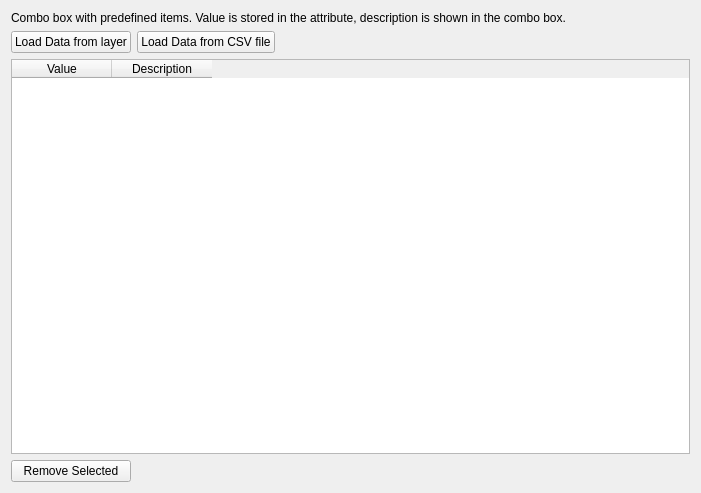
Above: src/ui/editorwidgets/qgsvaluemapconfigdlgbase.ui from nextgis/nextgisqgis before the change. Below: the same form after it.
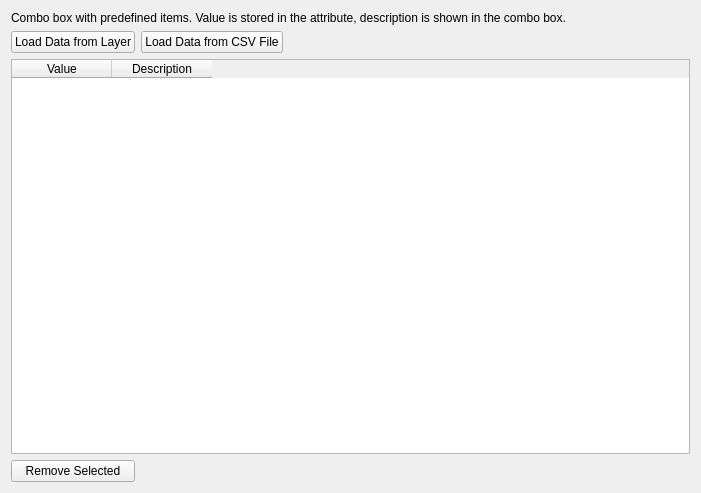
That is the form after the change.

The edit to the form file:
```diff
--- a/src/ui/editorwidgets/qgsvaluemapconfigdlgbase.ui
+++ b/src/ui/editorwidgets/qgsvaluemapconfigdlgbase.ui
@@ -27,14 +27,14 @@
    <item row="1" column="0">
     <widget class="QPushButton" name="loadFromLayerButton">
      <property name="text">
-      <string>Load Data from layer</string>
+      <string>Load Data from Layer</string>
      </property>
     </widget>
    </item>
    <item row="1" column="1">
     <widget class="QPushButton" name="loadFromCSVButton">
      <property name="text">
-      <string>Load Data from CSV file</string>
+      <string>Load Data from CSV File</string>
      </property>
     </widget>
    </item>
```
